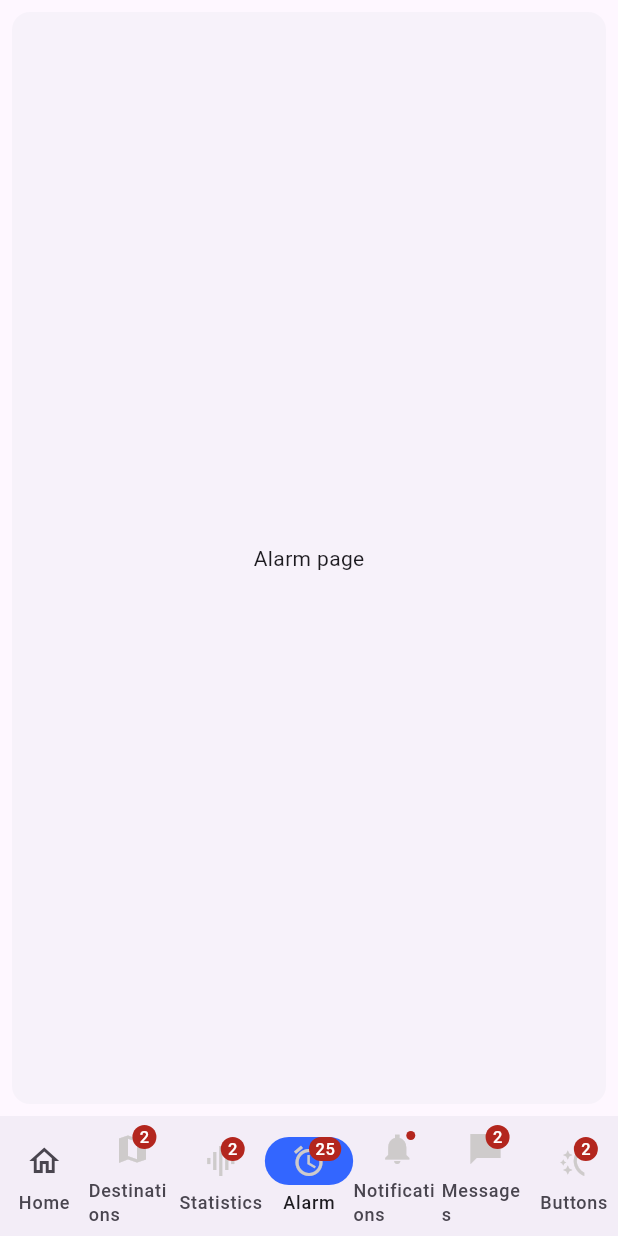
After one commit to morante0412/mapexample, a Flutter app: the screen it shows after launch, item 4 of the bottom bar chosen, on a phone screen of 412 x 824 dp. The commit adds this screen. Run offline on Flutter 3.47's test engine with Material 3 defaults, Android fonts, the phone set to English and light mode, and no system bars; our stand-ins replace charts_flutter, flutter_map, group_button, latlong2.

Commit message:
Add files via upload

```diff
--- /dev/null
+++ b/lib/pages/alarm.dart
@@ -0,0 +1,20 @@
+import 'package:flutter/material.dart';
+
+class AlarmPage extends StatelessWidget {
+  const AlarmPage({super.key});
+
+  @override
+  Widget build(BuildContext context) {
+    return const Card(
+      shadowColor: Colors.transparent,
+      margin: EdgeInsets.all(8.0),
+      child: SizedBox.expand(
+        child: Center(
+          child: Text(
+            'Alarm page',
+          ),
+        ),
+      ),
+    );
+  }
+}
--- a/lib/pages/home.dart
+++ b/lib/pages/home.dart
@@ -11,7 +11,7 @@ class HomePage extends StatelessWidget {
       child: SizedBox.expand(
         child: Center(
           child: Text(
-            'Home page',
+            'Home Page',
           ),
         ),
       ),
--- a/lib/pages/navigation.dart
+++ b/lib/pages/navigation.dart
@@ -1,11 +1,11 @@
 import 'package:flutter/material.dart';
 import 'home.dart';
 import 'map.dart';
-//import 'notification.dart';
-//import 'message.dart';
-//import 'alarm.dart';
-//import 'stats.dart';
-//import 'buttons.dart';
+import 'notification.dart';
+import 'message.dart';
+import 'alarm.dart';
+import 'stats.dart';
+import 'buttons.dart';
 
 class NavigationPage extends StatefulWidget {
   const NavigationPage({super.key});
@@ -102,15 +102,15 @@ class _NavigationPageState extends State<NavigationPage> {
 
         const MapPage(),
 
-//        const StatPage(),
+        const StatPage(),
 
-//        const AlarmPage(),
+        const AlarmPage(),
 
-//        const NotificationPage(),
+        const NotificationPage(),
 
-//        const MessagePage(),
+        const MessagePage(),
 
-//        ButtonPage(),
+        ButtonPage(),
       ][currentPageIndex],
     );
   }
--- a/pubspec.yaml
+++ b/pubspec.yaml
@@ -7,11 +7,13 @@ environment:
   sdk: '>=3.3.0 <4.0.0'
 
 dependencies:
+  charts_flutter: ^0.12.0
   flutter:
     sdk: flutter
   latlng: ^2.0.5
   flutter_map: ^6.1.0
   latlong2: ^0.9.0
+  group_button: ^5.3.4
 
 dev_dependencies:
   flutter_test:
```
Also changed, not shown: lib/pages/buttons.dart (+35 -0 lines), lib/pages/charts.dart (+61 -0 lines), lib/pages/message.dart (+50 -0 lines), lib/pages/notification.dart (+30 -0 lines).
